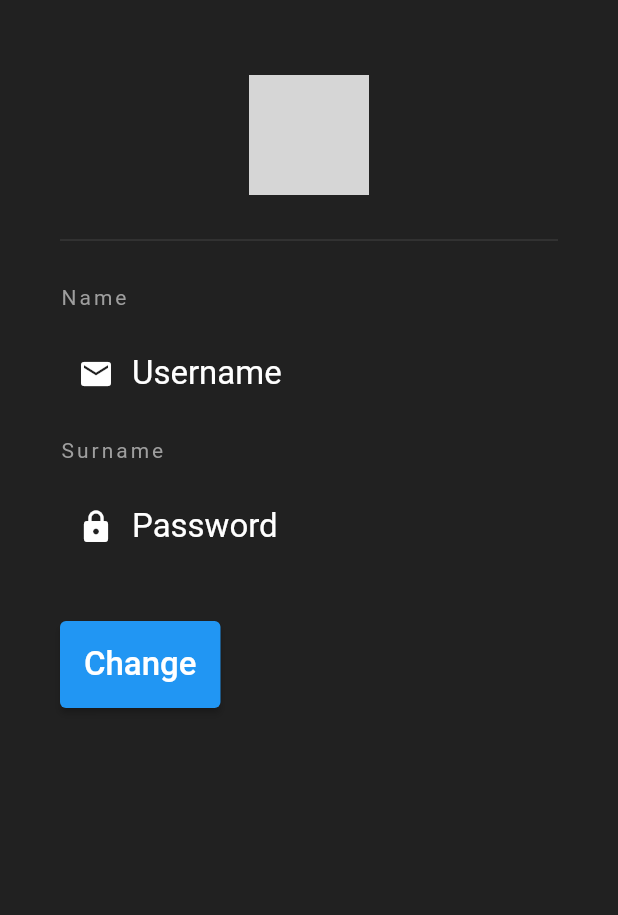
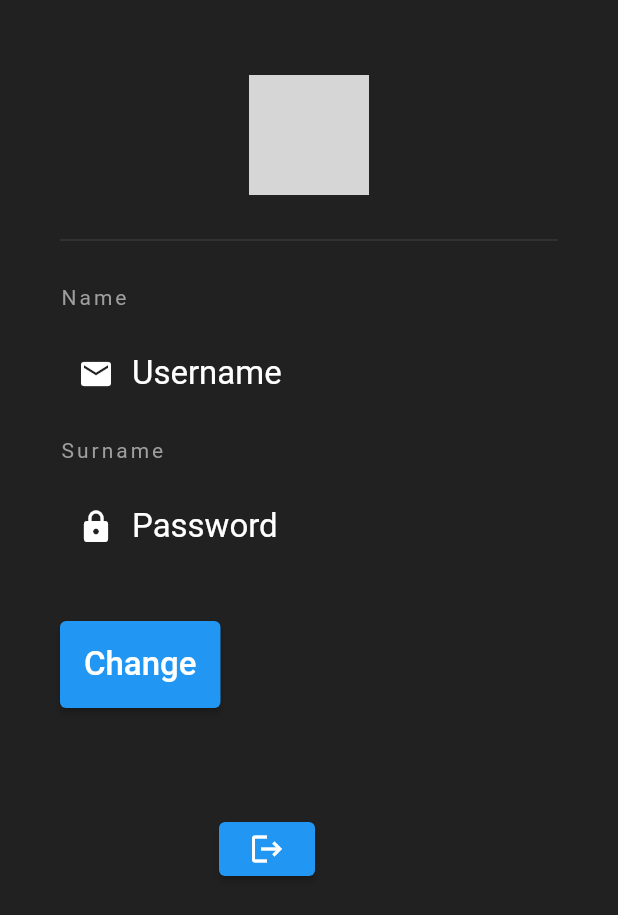
Before and after one commit to chadDowman/pb_serverapplication, a Flutter app: the Profile screen opened directly, on a phone screen of 412 x 824 dp. Shown: the top 915 px of the screen. Run offline on Flutter 3.47's test engine with Material 2 defaults, Android fonts, the phone set to English and light mode, and no system bars; our stand-ins replace cloud_firestore, firebase_auth, firebase_storage, flutter_spinkit, fluttertoast, image_picker and 1 more; accounts and stored records are empty; network calls fail; grey boxes are pictures that could not be loaded.

Commit message:
Update profile.dart

```diff
--- a/lib/screens/home/profile.dart
+++ b/lib/screens/home/profile.dart
@@ -58,11 +58,6 @@ class _ProfileState extends State<Profile> {
                     child: SafeArea(
                       child: Column(
                         children: [
-                          Column(
-                            children: [
-                              SizedBox(height: 0),
-                            ],
-                          ),
                           SizedBox(
                             height: 50,
                           ),
@@ -165,6 +160,30 @@ class _ProfileState extends State<Profile> {
                               ),
                             ),
                           ),
+                          SizedBox(height: 50),
+                          Container(
+                            padding: const EdgeInsets.symmetric(horizontal: 146),
+                            decoration: BoxDecoration(
+                                color: Colors.transparent,
+                                borderRadius: BorderRadius.circular(16)
+
+                            ),
+                            child: Center(
+                              child: Row(
+                                children: [
+                                  Container(
+                                    padding: const EdgeInsets.symmetric(vertical: 20),
+                                    child: ElevatedButton(onPressed: (){},
+                                      child: Icon(Icons.logout),
+
+
+
+                                    ),
+                                  ),
+                                ],
+                              ),
+                            ),
+                          ),
                         ],
                       ),
                     ),
```
